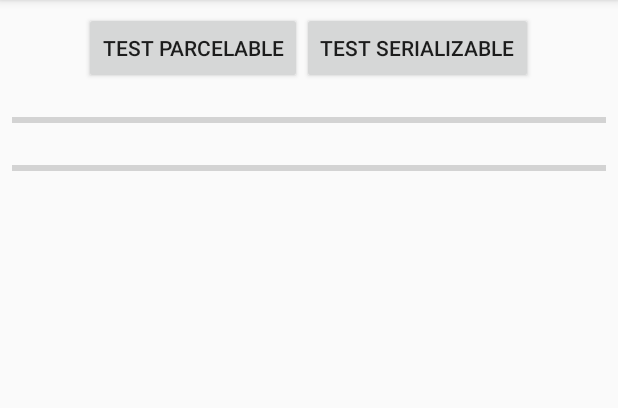
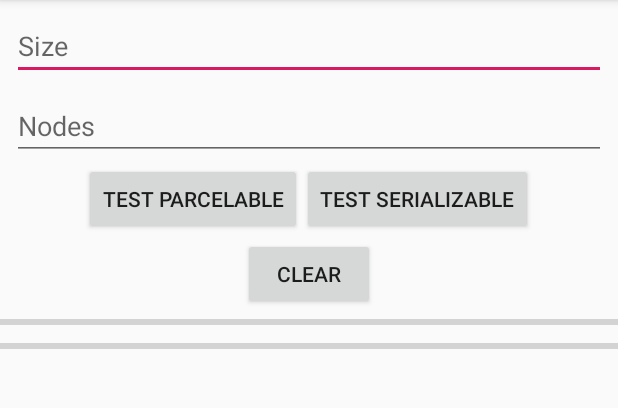
Before and after one commit to zeienko-vitalii/serializable-vs-parcelable, an Android app: the PerformanceMemoryTestActivity screen opened directly, with no data from a screen before it, on a phone screen of 412 x 824 dp, the part 84-492 px from its top. Run offline under Robolectric (Android 15) with nearby library versions, the phone set to English and light mode, and no system bars.

Commit message:
Global update

```diff
--- a/app/build.gradle
+++ b/app/build.gradle
@@ -26,7 +26,10 @@ dependencies {
     implementation fileTree(include: ['*.jar'], dir: 'libs')
     implementation 'com.android.support:appcompat-v7:28.0.0'
     implementation 'com.android.support.constraint:constraint-layout:1.1.3'
+    implementation 'org.parceler:parceler-api:1.1.12'
+    annotationProcessor 'org.parceler:parceler:1.1.12'
     testImplementation 'junit:junit:4.12'
     androidTestImplementation 'com.android.support.test:runner:1.0.2'
     androidTestImplementation 'com.android.support.test.espresso:espresso-core:3.0.2'
+    implementation 'com.android.support:recyclerview-v7:28.0.0'
 }
--- a/app/src/main/AndroidManifest.xml
+++ b/app/src/main/AndroidManifest.xml
@@ -32,6 +32,11 @@
         <activity
             android:name=".ui.PerformanceMemoryTestActivity"
             android:screenOrientation="portrait" />
+        <activity android:name=".ui.ParcelableOtherTestActivity"
+            android:screenOrientation="portrait"/>
+        <activity android:name=".ui.ParcelableTestActivity"
+            android:screenOrientation="portrait"/>
+
         <!--<activity android:name=".ui.FirstActivity" />-->
 
         <service android:name=".ui.services.MyService" />
--- a/app/src/main/java/com/zeenko/serializablevsparcelable/ui/PerformanceMemoryTestActivity.java
+++ b/app/src/main/java/com/zeenko/serializablevsparcelable/ui/PerformanceMemoryTestActivity.java
@@ -5,6 +5,7 @@ import android.os.Parcel;
 import android.support.v7.app.AppCompatActivity;
 import android.view.View;
 import android.widget.Button;
+import android.widget.EditText;
 import android.widget.LinearLayout;
 import android.widget.ProgressBar;
 import android.widget.ScrollView;
@@ -24,7 +25,8 @@ import java.util.ArrayList;
 public class PerformanceMemoryTestActivity extends AppCompatActivity {
     private static final String PARCELABLE_EXTRA = "PARCELABLE_EXTRA";
     private static final String SERIALIZABLE_EXTRA = "SERIALIZABLE_EXTRA";
-    private final int SIZE = 1;
+    private int SIZE = 1;
+    private int nodesDepth = 0;
     private LinearLayout results;
     private ScrollView scroll;
     private TimeUtility timeUtility = new TimeUtility();
@@ -39,18 +41,35 @@ public class PerformanceMemoryTestActivity extends AppCompatActivity {
         scroll = findViewById(R.id.scroll);
         Button btnParcelable = findViewById(R.id.testParcelable);
         Button btnSerializable = findViewById(R.id.testSerializable);
+        EditText edSize = findViewById(R.id.edSize);
+        EditText edNodes = findViewById(R.id.edNodesNumber);
 //        btnParcelable.setOnClickListener((view) -> new Thread(() -> testParcelableWithParcel(view)).start());
-        btnParcelable.setOnClickListener((view) -> new Thread(() -> testParcelable(view)).start());
+        btnParcelable.setOnClickListener((view) -> new Thread(() -> {
+            try {
+                SIZE = Integer.parseInt(edSize.getText().toString());
+                nodesDepth = Integer.parseInt(edNodes.getText().toString());
+            } catch (Exception e) {
+            }
+            testParcelable(view);
+        }).start());
 //        btnSerializable.setOnClickListener((view) -> new Thread(() -> testSerializableWithParcel(view)).start());
-        btnSerializable.setOnClickListener((view) -> new Thread(() -> testSerializable(view)).start());
+        btnSerializable.setOnClickListener((view) -> new Thread(() -> {
+            try {
+                SIZE = Integer.parseInt(edSize.getText().toString());
+                nodesDepth = Integer.parseInt(edNodes.getText().toString());
+            } catch (Exception e) {
+            }
+            testSerializable(view);
+        }).start());
         progressBarWrite = findViewById(R.id.pbProgressWrite);
         progressBarRead = findViewById(R.id.pbProgressRead);
         progressBarWrite.setMax(SIZE);
         progressBarRead.setMax(SIZE);
     }
 
+
     public void testParcelable(View view) {
-        TreeNode root = createNode(0);
+        TreeNode root = createNode(nodesDepth);
         Parcel parcel = Parcel.obtain();
 
         timeUtility.start();
@@ -80,7 +99,7 @@ public class PerformanceMemoryTestActivity extends AppCompatActivity {
 
 
     public void testSerializable(View view) {
-        TreeNode root = createNode(0);
+        TreeNode root = createNode(nodesDepth);
         byte[] byteArray = new byte[0];
 
         try (ByteArrayOutputStream bas = new ByteArrayOutputStream(1_000_000);
@@ -293,6 +312,11 @@ public class PerformanceMemoryTestActivity extends AppCompatActivity {
         return root;
     }
 
+    public void clear(View v) {
+        results.post(() -> results.removeAllViews());
+        scroll.post(() -> scroll.scrollTo(0, scroll.getBottom()));
+    }
+
     private void addResult(String message) {
         TextView result = new TextView(this);
         result.setText(message);
--- a/app/src/main/res/layout/performance_memory_test_activity.xml
+++ b/app/src/main/res/layout/performance_memory_test_activity.xml
@@ -4,16 +4,34 @@
     android:layout_height="match_parent"
     tools:context=".ui.PerformanceMemoryTestActivity">
 
+    <EditText
+        android:id="@+id/edSize"
+        android:layout_width="match_parent"
+        android:layout_height="wrap_content"
+        android:layout_margin="8dp"
+        android:hint="Size"
+        android:inputType="numberDecimal" />
+
+    <EditText
+        android:id="@+id/edNodesNumber"
+        android:layout_width="match_parent"
+        android:layout_height="wrap_content"
+        android:layout_below="@+id/edSize"
+        android:layout_marginLeft="8dp"
+        android:layout_marginRight="8dp"
+        android:hint="Nodes"
+        android:inputType="numberDecimal" />
+
     <LinearLayout
         android:id="@+id/btnContainer"
         android:layout_width="wrap_content"
         android:layout_height="wrap_content"
+        android:layout_below="@+id/edNodesNumber"
         android:layout_alignParentStart="true"
-        android:layout_alignParentTop="true"
         android:layout_alignParentEnd="true"
         android:gravity="center"
         android:orientation="horizontal"
-        android:padding="8dp">
+        android:padding="2dp">
 
         <Button
             android:id="@+id/testParcelable"
@@ -26,23 +44,31 @@
             android:layout_width="wrap_content"
             android:layout_height="wrap_content"
             android:text="Test Serializable" />
+
     </LinearLayout>
+
+    <Button
+        android:id="@+id/clear"
+        android:layout_width="wrap_content"
+        android:layout_height="wrap_content"
+        android:layout_below="@+id/btnContainer"
+        android:layout_centerHorizontal="true"
+        android:onClick="clear"
+        android:text="Clear" />
 
     <ProgressBar
         android:id="@+id/pbProgressWrite"
+        style="@style/Base.Widget.AppCompat.ProgressBar.Horizontal"
         android:layout_width="match_parent"
         android:layout_height="wrap_content"
-        android:layout_below="@+id/btnContainer"
-        android:padding="8dp"
-        style="@style/Base.Widget.AppCompat.ProgressBar.Horizontal"/>
+        android:layout_below="@+id/clear" />
 
-  <ProgressBar
+    <ProgressBar
         android:id="@+id/pbProgressRead"
+        style="@style/Base.Widget.AppCompat.ProgressBar.Horizontal"
         android:layout_width="match_parent"
         android:layout_height="wrap_content"
-        android:layout_below="@+id/pbProgressWrite"
-        android:padding="8dp"
-        style="@style/Base.Widget.AppCompat.ProgressBar.Horizontal"/>
+        android:layout_below="@+id/pbProgressWrite" />
 
     <ScrollView
         android:id="@+id/scroll"
--- /dev/null
+++ b/app/src/main/res/values/dimens.xml
@@ -0,0 +1,5 @@
+<?xml version="1.0" encoding="utf-8"?>
+<resources>
+    <dimen name="activity_horizontal_margin">16dp</dimen>
+    <dimen name="activity_vertical_margin">16dp</dimen>
+</resources>
```
Also changed, not shown: app/src/main/java/com/zeenko/serializablevsparcelable/models/parcelable_test/EmptyObject.java (added, +10 -0 lines), app/src/main/java/com/zeenko/serializablevsparcelable/models/parcelable_test/Package.java (added, +25 -0 lines), app/src/main/java/com/zeenko/serializablevsparcelable/ui/MainActivity.java (+4 -3 lines), app/src/main/java/com/zeenko/serializablevsparcelable/ui/ParcelableOtherTestActivity.java (added, +47 -0 lines), app/src/main/java/com/zeenko/serializablevsparcelable/ui/ParcelableTestActivity.java (added, +160 -0 lines), app/src/main/java/com/zeenko/serializablevsparcelable/ui/adapter/EmptyObjectAdapter.java (added, +51 -0 lines), app/src/main/res/layout/activity_main.xml (+13 -6 lines), app/src/main/res/layout/other_parcelable_test_activity.xml (added, +27 -0 lines), app/src/main/res/layout/parcelable_test_activity.xml (added, +90 -0 lines).
